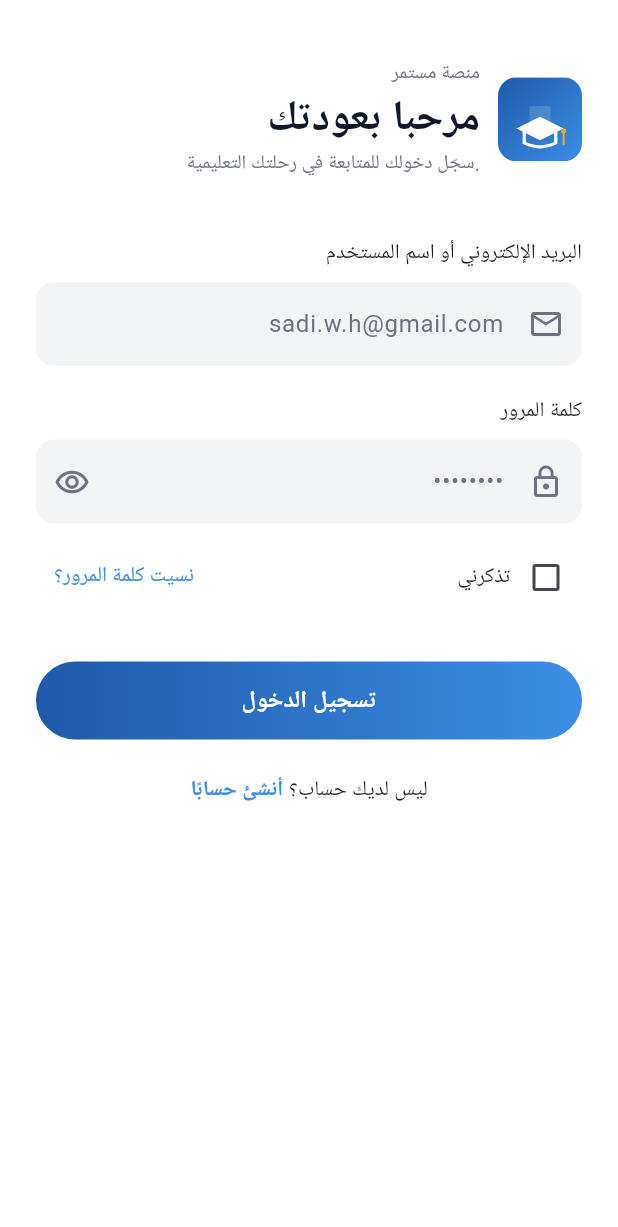
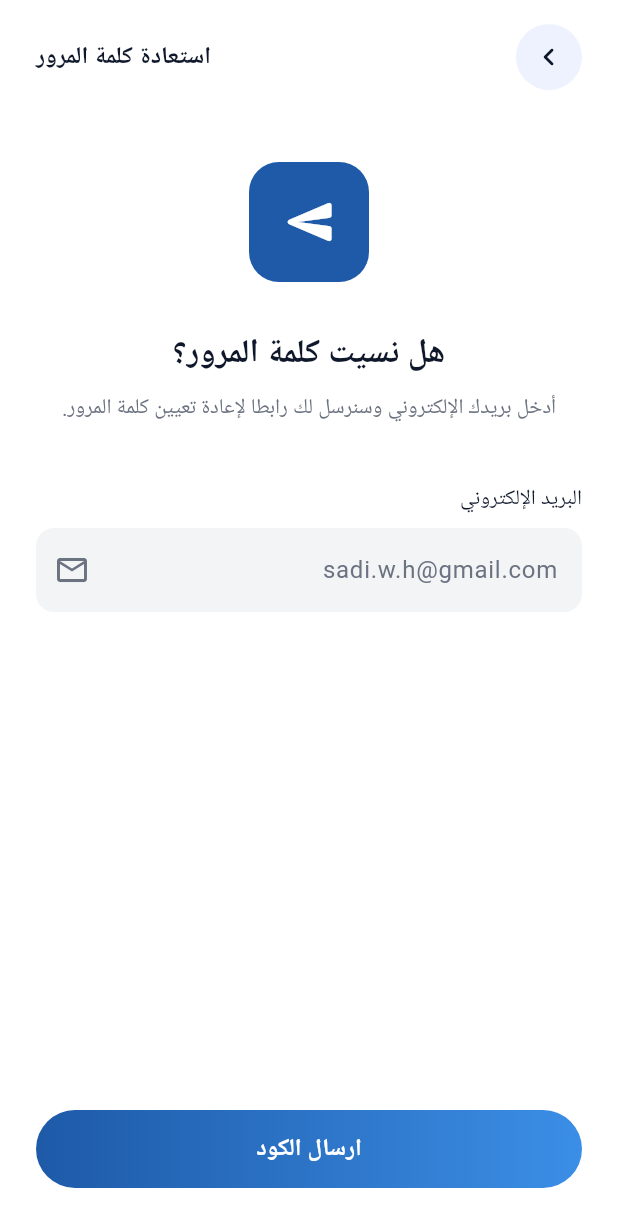
Before and after one commit to FreeBird27798/mustamirr, a Flutter app: the LoginPage screen opened by its route, after a tap on "نسيت كلمة المرور؟", on a phone screen of 412 x 824 dp. Shown: the top 1227 px of the screen. Run offline on Flutter 3.47's test engine with Material 3 defaults, Android fonts, the phone set to English and light mode, and no system bars; our stand-ins replace dartz, dio, equatable, flutter_bloc, flutter_svg, get_it and 2 more; accounts and stored records are empty.

Commit message:
feat: add forgot password, verify OTP, and reset password screens

```diff
--- a/lib/core/utils/app_router.dart
+++ b/lib/core/utils/app_router.dart
@@ -5,6 +5,9 @@ import '../../features/auth/presentation/pages/login_page.dart';
 import '../../features/auth/presentation/pages/register_page.dart';
 import '../../features/auth/presentation/pages/splash_page.dart';
 import '../../features/auth/presentation/pages/onboarding_page.dart';
+import '../../features/auth/presentation/pages/forgot_password_page.dart';
+import '../../features/auth/presentation/pages/verify_otp_page.dart';
+import '../../features/auth/presentation/pages/reset_password_page.dart';
 
 // Placeholder pages — will be replaced in later phases
 class StudentHomePage extends StatelessWidget {
@@ -34,6 +37,9 @@ class AppRoutes {
   static const onboarding = '/onboarding';
   static const login = '/login';
   static const register = '/register';
+  static const forgotPassword = '/forgot-password';
+  static const verifyOtp = '/verify-otp';
+  static const resetPassword = '/reset-password';
   static const studentHome = '/student';
   static const teacherHome = '/teacher';
   static const adminHome = '/admin';
@@ -58,7 +64,11 @@ final GoRouter appRouter = GoRouter(
     final token = prefs.getString('auth_token');
     final role = prefs.getString('user_role');
 
-    final isAuthPage = loc == AppRoutes.login || loc == AppRoutes.register;
+    final isAuthPage = loc == AppRoutes.login ||
+        loc == AppRoutes.register ||
+        loc == AppRoutes.forgotPassword ||
+        loc == AppRoutes.verifyOtp ||
+        loc == AppRoutes.resetPassword;
 
     // No token → go to login
     if (token == null) {
@@ -89,6 +99,20 @@ final GoRouter appRouter = GoRouter(
       builder: (context, _) => const RegisterPage(),
     ),
     GoRoute(
+      path: AppRoutes.forgotPassword,
+      builder: (context, _) => const ForgotPasswordPage(),
+    ),
+    GoRoute(
+      path: AppRoutes.verifyOtp,
+      builder: (context, state) =>
+          VerifyOtpPage(email: state.extra as String),
+    ),
+    GoRoute(
+      path: AppRoutes.resetPassword,
+      builder: (context, state) =>
+          ResetPasswordPage(email: state.extra as String),
+    ),
+    GoRoute(
       path: AppRoutes.studentHome,
       builder: (context, _) => const StudentHomePage(),
     ),
--- /dev/null
+++ b/lib/features/auth/presentation/pages/forgot_password_page.dart
@@ -0,0 +1,167 @@
+import 'package:flutter/material.dart';
+import 'package:go_router/go_router.dart';
+import '../../../../core/utils/app_colors.dart';
+import '../../../../core/utils/app_router.dart';
+import '../widgets/auth_text_field.dart';
+import '../widgets/auth_button.dart';
+
+class ForgotPasswordPage extends StatefulWidget {
+  const ForgotPasswordPage({super.key});
+
+  @override
+  State<ForgotPasswordPage> createState() => _ForgotPasswordPageState();
+}
+
+class _ForgotPasswordPageState extends State<ForgotPasswordPage> {
+  final _formKey = GlobalKey<FormState>();
+  final _emailController = TextEditingController();
+
+  @override
+  void dispose() {
+    _emailController.dispose();
+    super.dispose();
+  }
+
+  void _onSend() {
+    if (_formKey.currentState!.validate()) {
+      context.go(
+        AppRoutes.verifyOtp,
+        extra: _emailController.text.trim(),
+      );
+    }
+  }
+
+  @override
+  Widget build(BuildContext context) {
+    return Directionality(
+      textDirection: TextDirection.rtl,
+      child: Scaffold(
+        backgroundColor: Colors.white,
+        body: SafeArea(
+          child: Padding(
+            padding: const EdgeInsets.symmetric(horizontal: 24),
+            child: Form(
+              key: _formKey,
+              child: Column(
+                crossAxisAlignment: CrossAxisAlignment.start,
+                children: [
+                  const SizedBox(height: 16),
+
+                  // Back button + title
+                  Row(
+                    mainAxisAlignment: MainAxisAlignment.spaceBetween,
+                    children: [
+                      GestureDetector(
+                        onTap: () => context.go(AppRoutes.login),
+                        child: Container(
+                          width: 44,
+                          height: 44,
+                          decoration: BoxDecoration(
+                            color: const Color(0xFFEEF2FF),
+                            borderRadius: BorderRadius.circular(22),
+                          ),
+                          child: const Icon(
+                            Icons.chevron_right_rounded,
+                            color: AppColors.dark,
+                          ),
+                        ),
+                      ),
+                      const Text(
+                        'استعادة كلمة المرور',
+                        style: TextStyle(
+                          fontSize: 16,
+                          fontWeight: FontWeight.w600,
+                          color: AppColors.dark,
+                        ),
+                      ),
+                    ],
+                  ),
+
+                  const SizedBox(height: 48),
+
+                  // Icon
+                  Center(
+                    child: Container(
+                      width: 80,
+                      height: 80,
+                      decoration: BoxDecoration(
+                        color: AppColors.primary,
+                        borderRadius: BorderRadius.circular(20),
+                      ),
+                      child: const Icon(
+                        Icons.send_rounded,
+                        color: Colors.white,
+                        size: 36,
+                      ),
+                    ),
+                  ),
+
+                  const SizedBox(height: 32),
+
+                  // Title + subtitle
+                  const Center(
+                    child: Text(
+                      'هل نسيت كلمة المرور؟',
+                      style: TextStyle(
+                        fontSize: 22,
+                        fontWeight: FontWeight.bold,
+                        color: AppColors.dark,
+                      ),
+                    ),
+                  ),
+                  const SizedBox(height: 8),
+                  const Center(
+                    child: Text(
+                      'أدخل بريدك الإلكتروني وسنرسل لك رابطا لإعادة تعيين كلمة المرور.',
+                      textAlign: TextAlign.center,
+                      style: TextStyle(
+                        fontSize: 14,
+                        color: AppColors.textGrey,
+                        height: 1.6,
+                      ),
+                    ),
+                  ),
+
+                  const SizedBox(height: 40),
+
+                  // Email label
+                  const Text(
+                    'البريد الإلكتروني',
+                    style: TextStyle(
+                      fontSize: 14,
+                      fontWeight: FontWeight.w500,
+                      color: AppColors.dark,
+                    ),
+                  ),
+                  const SizedBox(height: 8),
+
+                  AuthTextField(
+                    controller: _emailController,
+                    hintText: 'sadi.w.h@gmail.com',
+                    suffixIcon: Icons.email_outlined,
+                    keyboardType: TextInputType.emailAddress,
+                    validator: (value) {
+                      if (value == null || value.isEmpty) {
+                        return 'الرجاء إدخال البريد الإلكتروني';
+                      }
+                      if (!value.contains('@')) {
+                        return 'البريد الإلكتروني غير صحيح';
+                      }
+                      return null;
+                    },
+                  ),
+
+                  const Spacer(),
+
+                  AuthButton(label: 'ارسال الكود', onPressed: _onSend),
+
+                  const SizedBox(height: 32),
+                ],
+              ),
+            ),
+          ),
+        ),
+      ),
+    );
+  }
+}
--- a/lib/features/auth/presentation/pages/login_page.dart
+++ b/lib/features/auth/presentation/pages/login_page.dart
@@ -186,7 +186,7 @@ class _LoginPageState extends State<LoginPage> {
                     mainAxisAlignment: MainAxisAlignment.spaceBetween,
                     children: [
                       TextButton(
-                        onPressed: () {},
+                        onPressed: () => context.go(AppRoutes.forgotPassword),
                         child: const Text(
                           'نسيت كلمة المرور؟',
                           style: TextStyle(color: AppColors.glow),
```
Also changed, not shown: lib/features/auth/presentation/pages/reset_password_page.dart (added, +181 -0 lines), lib/features/auth/presentation/pages/verify_otp_page.dart (added, +251 -0 lines).
